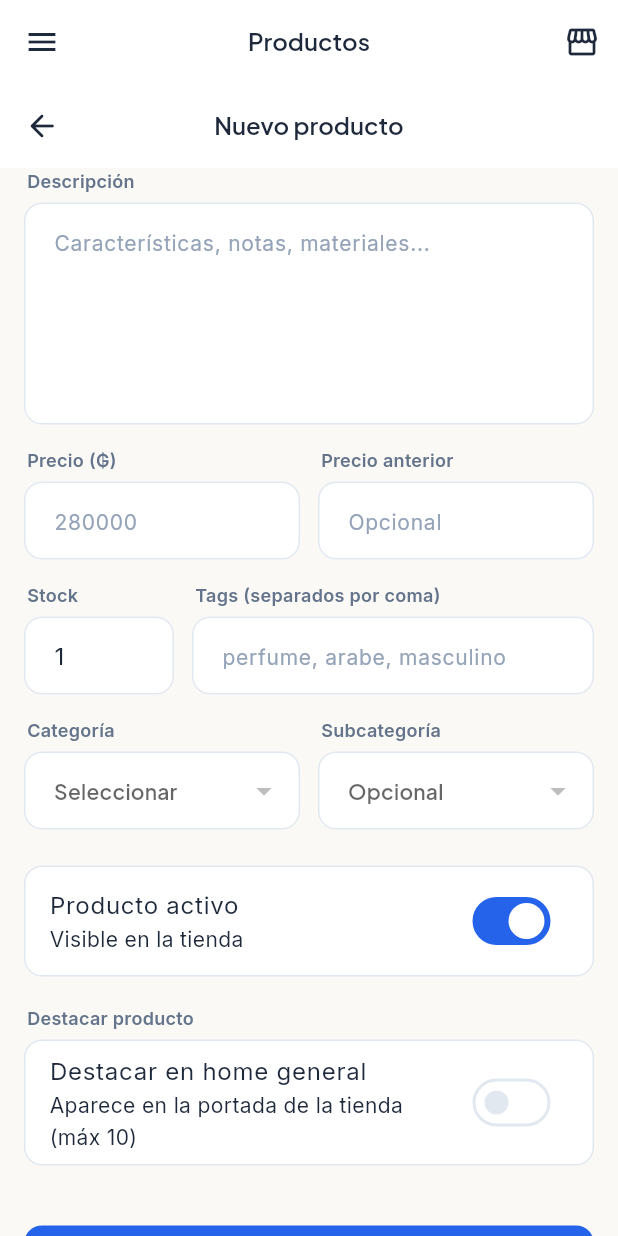
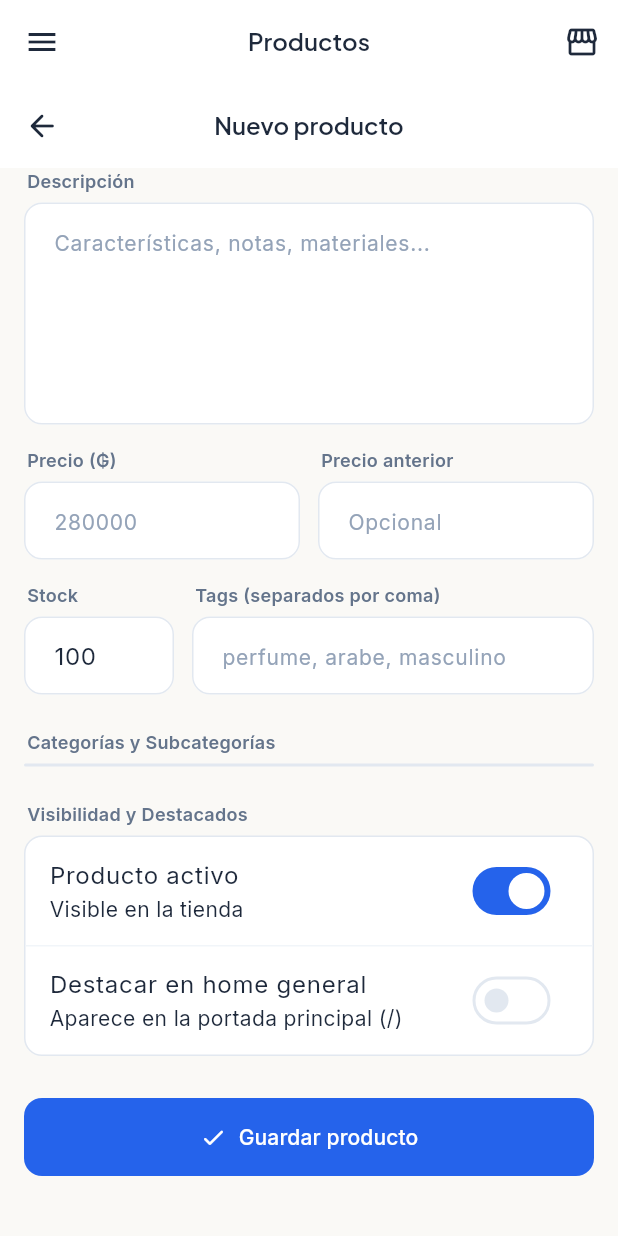
Before and after one commit to Daniel371-lab/Tienda-vertex, a Flutter app: the ProductFormView screen opened by its route, scrolled down 257 dp, on a phone screen of 412 x 824 dp. Run offline on Flutter 3.47's test engine with Material 3 defaults, Android fonts, the phone set to English and light mode, and no system bars; our stand-ins replace cached_network_image, cloud_firestore, firebase_analytics, firebase_auth, firebase_core, flutter_image_compress and 9 more; accounts and stored records are empty.

Commit message:
Categorias y subcategorias

```diff
--- a/lib/features/admin_cpanel/views/product_form_view.dart
+++ b/lib/features/admin_cpanel/views/product_form_view.dart
@@ -32,14 +32,16 @@ class _ProductFormViewState extends ConsumerState<ProductFormView> {
   final _descCtrl = TextEditingController();
   final _priceCtrl = TextEditingController();
   final _compareCtrl = TextEditingController();
-  final _stockCtrl = TextEditingController(text: '1');
+  final _stockCtrl = TextEditingController(text: '100');
   final _tagsCtrl = TextEditingController();
 
-  String? _categoryId;
-  String? _subcategoryId;
+  // Listas para guardar las selecciones múltiples
+  final Set<String> _selectedCategoryIds = {};
+  final Set<String> _selectedSubcategoryIds = {};
+  final Set<String> _featuredInCategories = {};
+
   bool _isActive = true;
   bool _isFeaturedGeneral = false;
-  final Set<String> _featuredInCategories = {};
   final List<String> _images = [];
 
   bool _loading = true;
@@ -76,9 +78,7 @@ class _ProductFormViewState extends ConsumerState<ProductFormView> {
 
     if (_isEditing) {
       try {
-        final p = await ref
-            .read(firestoreServiceProvider)
-            .findProductById(widget.productId!);
+        final p = await ref.read(firestoreServiceProvider).findProductById(widget.productId!);
         if (p != null) {
           _titleCtrl.text = p.title;
           _descCtrl.text = p.description;
@@ -86,8 +86,14 @@ class _ProductFormViewState extends ConsumerState<ProductFormView> {
           _compareCtrl.text = p.compareAtPrice?.toString() ?? '';
           _stockCtrl.text = p.stock.toString();
           _tagsCtrl.text = p.tags.join(', ');
-          _categoryId = p.categoryId;
-          _subcategoryId = p.subcategoryId;
+
+          _selectedCategoryIds
+            ..clear()
+            ..addAll(p.categoryIds);
+          _selectedSubcategoryIds
+            ..clear()
+            ..addAll(p.subcategoryIds);
+
           _isActive = p.isActive;
           _isFeaturedGeneral = p.isFeaturedGeneral;
           _featuredInCategories
@@ -115,8 +121,6 @@ class _ProductFormViewState extends ConsumerState<ProductFormView> {
         ),
       );
     }
-
-    final subs = _getSubcategories(categories);
 
     return Scaffold(
       backgroundColor: AppColors.scaffold,
@@ -147,9 +151,7 @@ class _ProductFormViewState extends ConsumerState<ProductFormView> {
               decoration: const InputDecoration(
                 hintText: 'Ej: Club de Nuit Intense Man 105ml',
               ),
-              validator: (v) => (v == null || v.trim().length < 3)
-                  ? 'Ingresá un título válido'
-                  : null,
+              validator: (v) => (v == null || v.trim().length < 3) ? 'Ingresá un título válido' : null,
             ),
             const SizedBox(height: 16),
 
@@ -218,7 +220,7 @@ class _ProductFormViewState extends ConsumerState<ProductFormView> {
                         controller: _stockCtrl,
                         keyboardType: TextInputType.number,
                         inputFormatters: [FilteringTextInputFormatter.digitsOnly],
-                        decoration: const InputDecoration(hintText: '10'),
+                        decoration: const InputDecoration(hintText: '100'),
                       ),
                     ],
                   ),
@@ -240,74 +242,77 @@ class _ProductFormViewState extends ConsumerState<ProductFormView> {
                 ),
               ],
             ),
-            const SizedBox(height: 16),
+            const SizedBox(height: 24),
 
-            // ── Categoría + Subcategoría ───────────────────
-            Row(
+            // ── CATEGORÍAS Y SUBCATEGORÍAS (CHECKBOXES) ──
+            _label(context, 'Categorías y Subcategorías'),
+            Container(
+              decoration: BoxDecoration(
+                color: AppColors.surface,
+                borderRadius: BorderRadius.circular(12),
+                border: Border.all(color: AppColors.border),
+              ),
+              child: Column(
                 children: [
-                Expanded(
+                  for (final cat in categories) ...[
+                    CheckboxListTile(
+                      title: Text(cat.name, style: const TextStyle(fontWeight: FontWeight.bold, fontSize: 14)),
+                      value: _selectedCategoryIds.contains(cat.id),
+                      onChanged: (v) {
+                        setState(() {
+                          if (v == true) {
+                            _selectedCategoryIds.add(cat.id);
+                          } else {
+                            _selectedCategoryIds.remove(cat.id);
+                            // Si desmarca la categoría, desmarcamos sus subcategorías
+                            for (final sub in cat.subcategories) {
+                              _selectedSubcategoryIds.remove(sub.id);
+                              _featuredInCategories.remove(sub.slug);
+                            }
+                            _featuredInCategories.remove(cat.slug);
+                          }
+                        });
+                      },
+                      activeColor: AppColors.primary,
+                      controlAffinity: ListTileControlAffinity.leading,
+                      dense: true,
+                    ),
+                    // Si la categoría está seleccionada, mostramos sus subcategorías
+                    if (_selectedCategoryIds.contains(cat.id))
+                      Padding(
+                        padding: const EdgeInsets.only(left: 32, bottom: 8),
                         child: Column(
                           crossAxisAlignment: CrossAxisAlignment.start,
                           children: [
-                      _label(context, 'Categoría'),
-                      DropdownButtonFormField<String>(
-                        value: _categoryId,
-                        isExpanded: true,
-                        items: categories
-                            .map((c) => DropdownMenuItem(
-                                  value: c.id,
-                                  child: Text(c.name),
-                                ))
-                            .toList(),
-                        onChanged: (v) => setState(() {
-                          _categoryId = v;
-                          _subcategoryId = null;
-                          // Limpiamos destacados de categorías que ya no aplican
-                          _featuredInCategories.removeWhere(
-                            (slug) => !categories.any(
-                              (c) => c.slug == slug && c.id == v,
-                            ),
-                          );
-                        }),
-                        validator: (v) =>
-                            v == null ? 'Seleccioná una categoría' : null,
-                        decoration: const InputDecoration(
-                          hintText: 'Seleccionar',
-                        ),
-                      ),
-                    ],
-                  ),
-                ),
-                const SizedBox(width: 12),
-                Expanded(
-                  child: Column(
-                    crossAxisAlignment: CrossAxisAlignment.start,
-                    children: [
-                      _label(context, 'Subcategoría'),
-                      DropdownButtonFormField<String>(
-                        value: _subcategoryId,
-                        isExpanded: true,
-                        items: subs
-                            .map((s) => DropdownMenuItem(
-                                  value: s.id,
-                                  child: Text(s.name),
-                                ))
-                            .toList(),
-                        onChanged: _categoryId == null
-                            ? null
-                            : (v) => setState(() => _subcategoryId = v),
-                        decoration: const InputDecoration(
-                          hintText: 'Opcional',
-                        ),
+                            for (final sub in cat.subcategories)
+                              CheckboxListTile(
+                                title: Text(sub.name, style: const TextStyle(fontSize: 13)),
+                                value: _selectedSubcategoryIds.contains(sub.id),
+                                onChanged: (v) {
+                                  setState(() {
+                                    if (v == true) {
+                                      _selectedSubcategoryIds.add(sub.id);
+                                    } else {
+                                      _selectedSubcategoryIds.remove(sub.id);
+                                    }
+                                  });
+                                },
+                                activeColor: AppColors.primary,
+                                controlAffinity: ListTileControlAffinity.leading,
+                                dense: true,
+                                contentPadding: EdgeInsets.zero,
                               ),
                           ],
                         ),
                       ),
                   ],
+                ],
+              ),
             ),
             const SizedBox(height: 24),
 
             // ── Toggles ────────────────────────────────────
+            _label(context, 'Visibilidad y Destacados'),
             Container(
               decoration: BoxDecoration(
                 color: AppColors.surface,
@@ -322,33 +327,20 @@ class _ProductFormViewState extends ConsumerState<ProductFormView> {
                     value: _isActive,
                     onChanged: (v) => setState(() => _isActive = v),
                   ),
+                  const Divider(height: 1),
+                  SwitchListTile(
+                    title: const Text('Destacar en home general'),
+                    subtitle: const Text('Aparece en la portada principal (/)'),
+                    value: _isFeaturedGeneral,
+                    onChanged: (v) => setState(() => _isFeaturedGeneral = v),
+                  ),
                 ],
               ),
             ),
-            const SizedBox(height: 20),
-
-            // ── Destacar en home general ──────────────────
-            _label(context, 'Destacar producto'),
-            Container(
-              decoration: BoxDecoration(
-                color: AppColors.surface,
-                borderRadius: BorderRadius.circular(12),
-                border: Border.all(color: AppColors.border),
-              ),
-              child: SwitchListTile(
-                title: const Text('Destacar en home general'),
-                subtitle: const Text(
-                  'Aparece en la portada de la tienda (máx 10)',
-                ),
-                value: _isFeaturedGeneral,
-                onChanged: (v) =>
-                    setState(() => _isFeaturedGeneral = v),
-              ),
-            ),
-            const SizedBox(height: 12),
 
             // ── Destacar en tiendas específicas ──────────
-            if (categories.isNotEmpty)
+            if (_selectedCategoryIds.isNotEmpty) ...[
+              const SizedBox(height: 16),
               Container(
                 decoration: BoxDecoration(
                   color: AppColors.surface,
@@ -362,21 +354,10 @@ class _ProductFormViewState extends ConsumerState<ProductFormView> {
                       padding: const EdgeInsets.fromLTRB(16, 14, 16, 6),
                       child: Text(
                         'Destacar en tiendas específicas',
-                        style: Theme.of(context).textTheme.titleSmall?.copyWith(
-                              fontWeight: FontWeight.w600,
+                        style: Theme.of(context).textTheme.titleSmall?.copyWith(fontWeight: FontWeight.w600),
                       ),
                     ),
-                    ),
-                    Padding(
-                      padding: const EdgeInsets.fromLTRB(16, 0, 16, 8),
-                      child: Text(
-                        'Aparece en la portada de cada nicho (máx 10 por nicho)',
-                        style: Theme.of(context).textTheme.bodySmall?.copyWith(
-                              color: AppColors.textMuted,
-                            ),
-                      ),
-                    ),
-                    for (final cat in categories)
+                    for (final cat in categories.where((c) => _selectedCategoryIds.contains(c.id)))
                       CheckboxListTile(
                         value: _featuredInCategories.contains(cat.slug),
                         onChanged: (v) {
@@ -397,6 +378,7 @@ class _ProductFormViewState extends ConsumerState<ProductFormView> {
                   ],
                 ),
               ),
+            ],
 
             const SizedBox(height: 28),
 
@@ -408,8 +390,7 @@ class _ProductFormViewState extends ConsumerState<ProductFormView> {
                     ? const SizedBox(
                         width: 18,
                         height: 18,
-                        child: CircularProgressIndicator(
-                            strokeWidth: 2, color: Colors.white),
+                        child: CircularProgressIndicator(strokeWidth: 2, color: Colors.white),
                       )
                     : const Icon(Icons.check_rounded),
                 label: Text(_saving ? 'Guardando...' : 'Guardar producto'),
@@ -420,14 +401,6 @@ class _ProductFormViewState extends ConsumerState<ProductFormView> {
         ),
       ),
     );
-  }
-
-  List<Subcategory> _getSubcategories(List<Category> categories) {
-    if (_categoryId == null) return [];
-    for (final c in categories) {
-      if (c.id == _categoryId) return c.subcategories;
-    }
-    return [];
   }
 
   Widget _buildImagesRow() {
@@ -465,10 +438,7 @@ class _ProductFormViewState extends ConsumerState<ProductFormView> {
   TextStyle? _labelStyle(BuildContext context) => Theme.of(context)
       .textTheme
       .labelMedium
-      ?.copyWith(
-        color: AppColors.textSecondary,
-        fontWeight: FontWeight.w600,
-      );
+      ?.copyWith(color: AppColors.textSecondary, fontWeight: FontWeight.w600);
 
   Widget _label(BuildContext context, String text) {
     return Padding(
@@ -490,8 +460,7 @@ class _ProductFormViewState extends ConsumerState<ProductFormView> {
       setState(() => _uploadingImage = true);
 
       final cloudinary = ref.read(cloudinaryServiceProvider);
-      final pid = widget.productId ??
-          'temp_${DateTime.now().millisecondsSinceEpoch}';
+      final pid = widget.productId ?? 'temp_${DateTime.now().millisecondsSinceEpoch}';
 
       for (final f in files) {
         if (_images.length >= 6) break;
@@ -509,10 +478,7 @@ class _ProductFormViewState extends ConsumerState<ProductFormView> {
       if (mounted) {
         setState(() => _uploadingImage = false);
         ScaffoldMessenger.of(context).showSnackBar(
-          SnackBar(
-            content: Text('Error al subir imagen: $e'),
-            backgroundColor: AppColors.danger,
-          ),
+          SnackBar(content: Text('Error al subir imagen: $e'), backgroundColor: AppColors.danger),
         );
       }
     }
@@ -520,6 +486,13 @@ class _ProductFormViewState extends ConsumerState<ProductFormView> {
 
   Future<void> _save() async {
     if (!_formKey.currentState!.validate()) return;
+
+    if (_selectedCategoryIds.isEmpty) {
+      ScaffoldMessenger.of(context).showSnackBar(
+        const SnackBar(content: Text('Debés seleccionar al menos una categoría'), backgroundColor: AppColors.danger),
+      );
+      return;
+    }
 
     setState(() => _saving = true);
 
@@ -536,8 +509,8 @@ class _ProductFormViewState extends ConsumerState<ProductFormView> {
         description: _descCtrl.text.trim(),
         price: int.tryParse(_priceCtrl.text) ?? 0,
         compareAtPrice: int.tryParse(_compareCtrl.text),
-        categoryId: _categoryId!,
-        subcategoryId: _subcategoryId,
+        categoryIds: _selectedCategoryIds.toList(),
+        subcategoryIds: _selectedSubcategoryIds.toList(),
         images: _images,
         stock: int.tryParse(_stockCtrl.text) ?? 0,
         isActive: _isActive,
@@ -546,9 +519,7 @@ class _ProductFormViewState extends ConsumerState<ProductFormView> {
         tags: tags,
       );
 
-      final ok = await ref
-          .read(adminProductsControllerProvider.notifier)
-          .saveProduct(product);
+      final ok = await ref.read(adminProductsControllerProvider.notifier).saveProduct(product);
 
       if (!mounted) return;
 
@@ -564,19 +535,13 @@ class _ProductFormViewState extends ConsumerState<ProductFormView> {
       } else {
         setState(() => _saving = false);
         ScaffoldMessenger.of(context).showSnackBar(
-          const SnackBar(
-            content: Text('No se pudo guardar'),
-            backgroundColor: AppColors.danger,
-          ),
+          const SnackBar(content: Text('No se pudo guardar'), backgroundColor: AppColors.danger),
         );
       }
     } catch (e) {
       setState(() => _saving = false);
       ScaffoldMessenger.of(context).showSnackBar(
-        SnackBar(
-          content: Text('Error: $e'),
-          backgroundColor: AppColors.danger,
-        ),
+        SnackBar(content: Text('Error: $e'), backgroundColor: AppColors.danger),
       );
     }
   }
@@ -602,8 +567,7 @@ class _ImageThumb extends StatelessWidget {
               width: 100,
               height: 100,
               color: AppColors.surfaceAlt,
-              child: const Icon(Icons.broken_image_outlined,
-                  color: AppColors.textMuted),
+              child: const Icon(Icons.broken_image_outlined, color: AppColors.textMuted),
             ),
           ),
         ),
@@ -615,12 +579,8 @@ class _ImageThumb extends StatelessWidget {
             borderRadius: BorderRadius.circular(999),
             child: Container(
               padding: const EdgeInsets.all(4),
-              decoration: const BoxDecoration(
-                color: AppColors.danger,
-                shape: BoxShape.circle,
-              ),
-              child: const Icon(Icons.close_rounded,
-                  size: 12, color: Colors.white),
+              decoration: const BoxDecoration(color: AppColors.danger, shape: BoxShape.circle),
+              child: const Icon(Icons.close_rounded, size: 12, color: Colors.white),
             ),
           ),
         ),
@@ -652,23 +612,17 @@ class _AddImageButton extends StatelessWidget {
                 child: SizedBox(
                   width: 20,
                   height: 20,
-                  child: CircularProgressIndicator(
-                      strokeWidth: 2, color: AppColors.primary),
+                  child: CircularProgressIndicator(strokeWidth: 2, color: AppColors.primary),
                 ),
               )
             : const Column(
                 mainAxisAlignment: MainAxisAlignment.center,
                 children: [
-                  Icon(Icons.add_photo_alternate_outlined,
-                      color: AppColors.primary),
+                  Icon(Icons.add_photo_alternate_outlined, color: AppColors.primary),
                   SizedBox(height: 4),
                   Text(
                     'Agregar',
-                    style: TextStyle(
-                      fontSize: 11,
-                      color: AppColors.primary,
-                      fontWeight: FontWeight.w600,
-                    ),
+                    style: TextStyle(fontSize: 11, color: AppColors.primary, fontWeight: FontWeight.w600),
                   ),
                 ],
               ),
--- a/lib/models/product_model.dart
+++ b/lib/models/product_model.dart
@@ -6,10 +6,10 @@ class Product {
     required this.title,
     required this.description,
     required this.price,
-    required this.categoryId,
+    required this.categoryIds, // <-- AHORA ES UNA LISTA
     required this.images,
+    this.subcategoryIds = const [], // <-- AHORA ES UNA LISTA
     this.compareAtPrice,
-    this.subcategoryId,
     this.stock = 0,
     this.isFeatured = false,
     this.isFeaturedGeneral = false,
@@ -25,8 +25,8 @@ class Product {
   final String description;
   final int price;
   final int? compareAtPrice;
-  final String categoryId;
-  final String? subcategoryId;
+  final List<String> categoryIds;
+  final List<String> subcategoryIds;
   final List<String> images;
   final int stock;
   final bool isFeatured;
@@ -46,10 +46,8 @@ class Product {
 
   String get mainImage => images.isNotEmpty ? images.first : '';
 
-  /// Genera un texto limpio (minúsculas y sin tildes) para el buscador.
   static String buildSearchTitle(String text) {
-    return text
-        .toLowerCase()
+    return text.toLowerCase()
         .replaceAll(RegExp(r'[áàäâ]'), 'a')
         .replaceAll(RegExp(r'[éèëê]'), 'e')
         .replaceAll(RegExp(r'[íìïî]'), 'i')
@@ -63,33 +61,49 @@ class Product {
     return Product.fromMap(doc.id, data);
   }
 
-  factory Product.fromMap(String id, Map<String, dynamic> map) => Product(
+  factory Product.fromMap(String id, Map<String, dynamic> map) {
+    // Retrocompatibilidad: si el producto es viejo y tiene categoryId (String), lo pasamos a Lista.
+    List<String> cats = [];
+    if (map['categoryIds'] != null) {
+      cats = (map['categoryIds'] as List).whereType<String>().toList();
+    } else if (map['categoryId'] != null) {
+      cats = [map['categoryId'] as String];
+    }
+
+    List<String> subs = [];
+    if (map['subcategoryIds'] != null) {
+      subs = (map['subcategoryIds'] as List).whereType<String>().toList();
+    } else if (map['subcategoryId'] != null) {
+      subs = [map['subcategoryId'] as String];
+    }
+
+    return Product(
       id: id,
       title: map['title'] as String? ?? '',
       description: map['description'] as String? ?? '',
       price: (map['price'] as num?)?.toInt() ?? 0,
       compareAtPrice: (map['compareAtPrice'] as num?)?.toInt(),
-        categoryId: map['categoryId'] as String? ?? '',
-        subcategoryId: map['subcategoryId'] as String?,
+      categoryIds: cats,
+      subcategoryIds: subs,
       images: (map['images'] as List?)?.whereType<String>().toList() ?? const [],
       stock: (map['stock'] as num?)?.toInt() ?? 0,
       isFeatured: map['isFeatured'] as bool? ?? false,
       isFeaturedGeneral: map['isFeaturedGeneral'] as bool? ?? false,
-        isFeaturedInCategories:
-            (map['isFeaturedInCategories'] as List?)?.whereType<String>().toList() ?? const [],
+      isFeaturedInCategories: (map['isFeaturedInCategories'] as List?)?.whereType<String>().toList() ?? const [],
       isActive: map['isActive'] as bool? ?? true,
       tags: (map['tags'] as List?)?.whereType<String>().toList() ?? const [],
       createdAt: (map['createdAt'] as Timestamp?)?.toDate(),
       updatedAt: (map['updatedAt'] as Timestamp?)?.toDate(),
     );
+  }
 
   Map<String, dynamic> toMap() => {
         'title': title,
         'description': description,
         'price': price,
         'compareAtPrice': compareAtPrice,
-        'categoryId': categoryId,
-        'subcategoryId': subcategoryId,
+        'categoryIds': categoryIds,
+        'subcategoryIds': subcategoryIds,
         'images': images,
         'stock': stock,
         'isFeatured': isFeatured,
@@ -97,7 +111,7 @@ class Product {
         'isFeaturedInCategories': isFeaturedInCategories,
         'isActive': isActive,
         'tags': tags,
-        'searchTitle': buildSearchTitle(title), // <-- SE GENERA AUTOMÁTICAMENTE
+        'searchTitle': buildSearchTitle(title),
         'createdAt': createdAt != null ? Timestamp.fromDate(createdAt!) : FieldValue.serverTimestamp(),
         'updatedAt': FieldValue.serverTimestamp(),
       };
@@ -107,8 +121,8 @@ class Product {
     String? description,
     int? price,
     int? compareAtPrice,
-    String? categoryId,
-    String? subcategoryId,
+    List<String>? categoryIds,
+    List<String>? subcategoryIds,
     List<String>? images,
     int? stock,
     bool? isFeatured,
@@ -123,8 +137,8 @@ class Product {
         description: description ?? this.description,
         price: price ?? this.price,
         compareAtPrice: compareAtPrice ?? this.compareAtPrice,
-        categoryId: categoryId ?? this.categoryId,
-        subcategoryId: subcategoryId ?? this.subcategoryId,
+        categoryIds: categoryIds ?? this.categoryIds,
+        subcategoryIds: subcategoryIds ?? this.subcategoryIds,
         images: images ?? this.images,
         stock: stock ?? this.stock,
         isFeatured: isFeatured ?? this.isFeatured,
```
Also changed, not shown: lib/features/client_store/controllers/store_controller.dart (+15 -76 lines), lib/services/firebase/firestore_service.dart (+6 -9 lines). Lines whose indentation alone changed are shown as unchanged.
